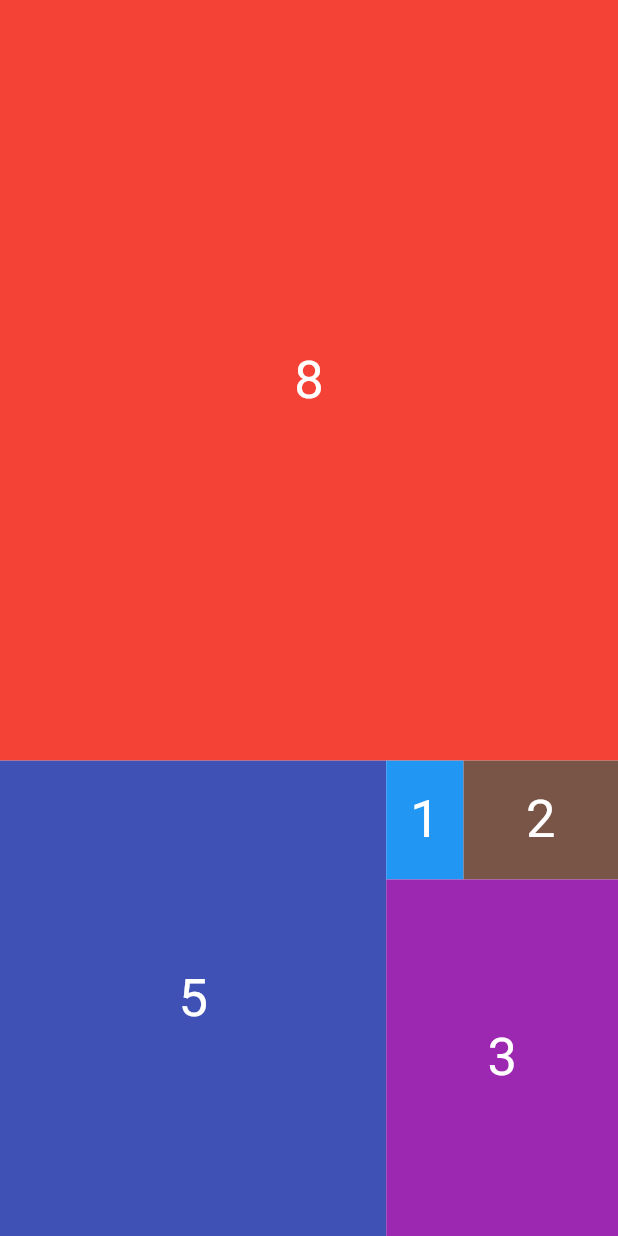
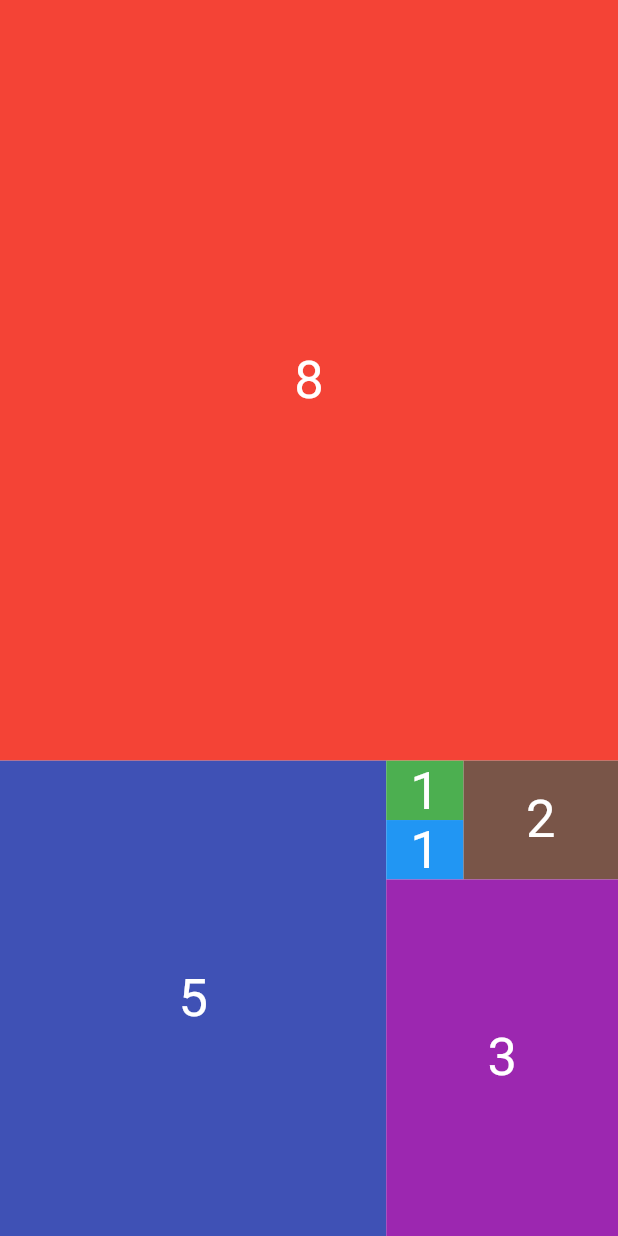
Before and after one commit to Taste-the-Thunder/flutter-expanded-custom-widget, a Flutter app: the screen it shows after launch, on a phone screen of 412 x 824 dp. Run offline on Flutter 3.47's test engine with Material 2 defaults, Android fonts, the phone set to English and light mode, and no system bars.

Commit message:
expanded 1,1

```diff
--- a/lib/main.dart
+++ b/lib/main.dart
@@ -11,36 +11,30 @@ class MyApp extends StatelessWidget {
       home: Scaffold(
         body: Column(
           children: [
-            _customContainer(
-                num: 8,
-                color: Colors.red
-            ),
+            _customContainer(num: 8, color: Colors.red),
             Expanded(
               flex: 5,
               child: Row(
                 children: [
-                  _customContainer(
-                      color: Colors.indigo,
-                      num: 5
-                  ),
+                  _customContainer(color: Colors.indigo, num: 5),
                   Expanded(
                     flex: 3,
                     child: Column(
                       children: [
-                        Expanded(child: Row(children: [
-                          _customContainer(
-                              color: Colors.blue,
-                              num: 1
-                          ),
-                          _customContainer(
-                              color: Colors.brown,
-                              num: 2
-                          ),
-                        ],)),
-                        _customContainer(
-                            color: Colors.purple,
-                            num: 3
-                        ),
+                        Expanded(
+                            child: Row(
+                          children: [
+                            Expanded(
+                                child: Column(
+                              children: [
+                                _customContainer(color: Colors.green, num: 1),
+                                _customContainer(color: Colors.blue, num: 1)
+                              ],
+                            )),
+                            _customContainer(color: Colors.brown, num: 2),
+                          ],
+                        )),
+                        _customContainer(color: Colors.purple, num: 3),
                       ],
                     ),
                   )
@@ -54,7 +48,7 @@ class MyApp extends StatelessWidget {
   }
 }
 
-Widget _customContainer({required int num,required Color color}){
+Widget _customContainer({required int num, required Color color}) {
   return Expanded(
     flex: num,
     child: Container(
@@ -63,10 +57,7 @@ Widget _customContainer({required int num,required Color color}){
       child: Center(
         child: Text(
           '${num}',
-          style: TextStyle(
-              fontSize: 35,
-              color: Colors.white
-          ),
+          style: TextStyle(fontSize: 35, color: Colors.white),
         ),
       ),
     ),
```
